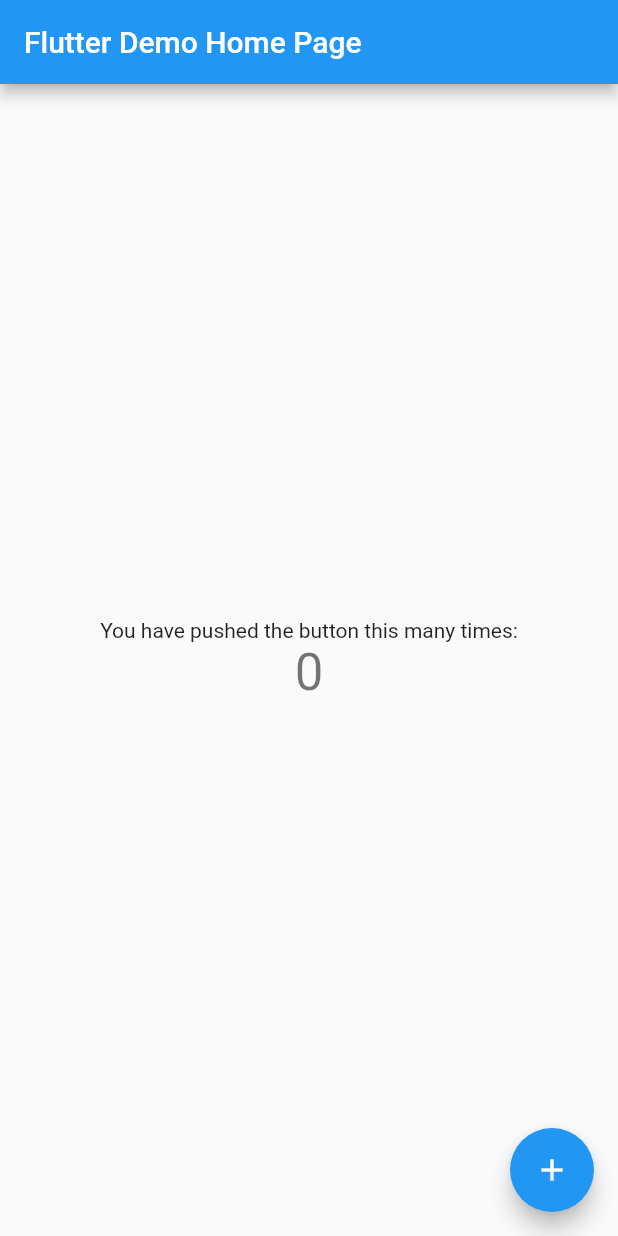
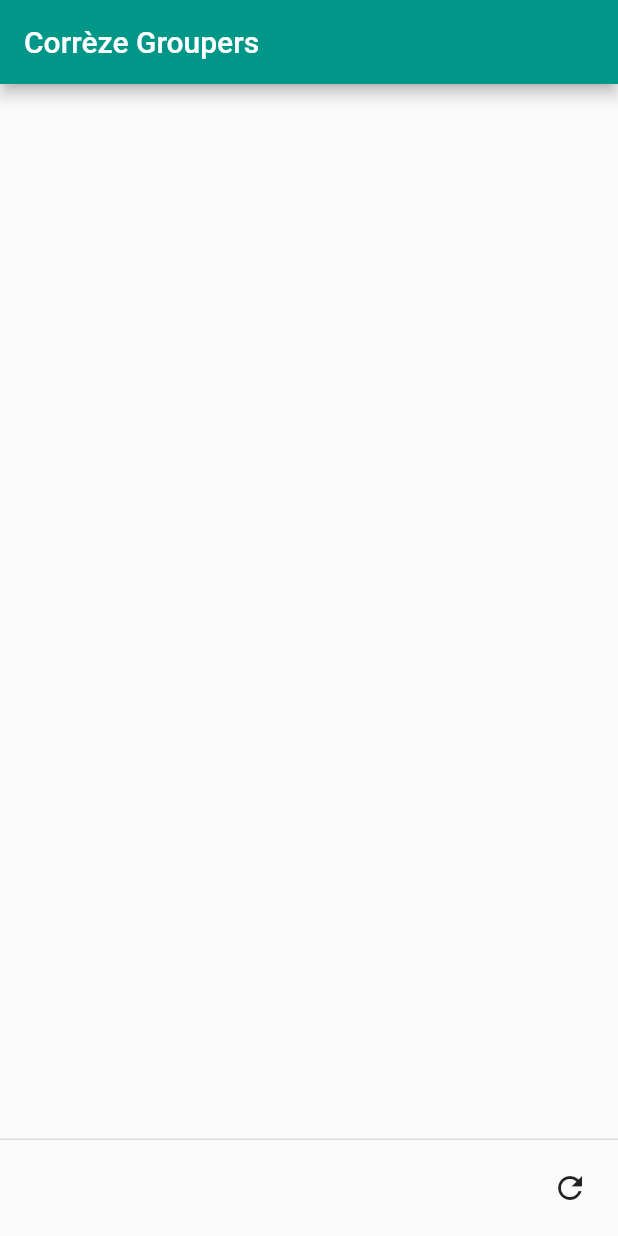
Before and after one commit to ejm-programming-club/Group-M4ker, a Flutter app: the screen it shows after launch, on a phone screen of 412 x 824 dp. Run offline on Flutter 3.47's test engine with Material 2 defaults, Android fonts, the phone set to English and light mode, and no system bars.

Commit message:
Implement frontend (not everything is working yet)

```diff
--- a/lib/backend/generators.dart
+++ b/lib/backend/generators.dart
@@ -1 +1,14 @@
+import 'dart:ui';
+import 'utils.dart';
 export 'generators/min_jealousy.dart';
+
+typedef void PBarUpdateCallback(double percent);
+
+abstract class Generator {
+  final List<Student> promo;
+
+  Generator(this.promo);
+
+  Grouping generate(
+      {int numberOfGroups = 10, PBarUpdateCallback pBarUpdateCallback});
+}
--- a/lib/backend/utils.dart
+++ b/lib/backend/utils.dart
@@ -1,5 +1,3 @@
-typedef void PBarUpdateCallback(double);
-
 enum Gender { M, F }
 enum Level { SL, HL }
 enum Subject { BIO, CHM, PHY }
@@ -54,6 +52,27 @@ class Student {
   final String name;
 
   Student({this.profile, this.name});
+
+  @override
+  int get hashCode => identityHashCode(name) + identityHashCode(profile) * 31;
+
+  @override
+  bool operator ==(other) {
+    return other is Student && profile == other.profile && name == other.name;
+  }
+}
+
+class StudentPos {
+  int groupInd, memberInd;
+  StudentPos(this.groupInd, this.memberInd);
+
+  @override
+  int get hashCode => identityHashCode(groupInd) + identityHashCode(memberInd) * 31;
+
+  @override
+  bool operator ==(other) {
+    return other is StudentPos && hashCode == other.hashCode;
+  }
 }
 
 /// An arrangement of groups of students.
@@ -62,10 +81,10 @@ class Grouping {
 
   Grouping(this.groups);
 
-  void swap(int groupInd1, personInd1, int groupInd2, int personInd2) {
-    Student temp = groups[groupInd1][personInd1];
-    groups[groupInd1][personInd1] = groups[groupInd2][personInd2];
-    groups[groupInd2][personInd2] = temp;
+  void swap(StudentPos pos1, StudentPos pos2) {
+    Student temp = groups[pos1.groupInd][pos1.memberInd];
+    groups[pos1.groupInd][pos1.memberInd] = groups[pos2.groupInd][pos2.memberInd];
+    groups[pos2.groupInd][pos2.memberInd] = temp;
   }
 }
 
@@ -271,15 +290,6 @@ Grouping fromList(List<Student> promo, List<List<String>> groups) => Grouping(
             group.map((String name) => findFrom(promo, name)).toList())
         .toList());
 
-abstract class Generator {
-  final List<Student> promo;
-
-  Generator(this.promo);
-
-  Grouping generate(
-      {int numberOfGroups = 10, PBarUpdateCallback pBarUpdateCallback});
-}
-
 abstract class Evaluator {
   List<Student> promo;
 
--- /dev/null
+++ b/lib/frontend/app.dart
@@ -0,0 +1,95 @@
+import 'dart:math';
+import 'package:flutter/material.dart';
+import 'package:correze_grouper/backend/utils.dart';
+import 'package:correze_grouper/backend/generators.dart';
+import 'package:correze_grouper/frontend/group.dart';
+
+class App extends StatefulWidget {
+  @override
+  State<StatefulWidget> createState() => _AppState();
+}
+
+class _AppState extends State<App> {
+  List<Student> promo = promo2019;
+  Evaluator evaluator = MeanEvaluator(promo2019);
+  Generator generator = MinJealousyGenerator(promo2019);
+
+  int groupCount = 10;
+
+  // TODO Actually the generation is so fast that this is useless.
+  double progress = 0.0;
+  Grouping grouping = Grouping([]);
+  List<List<String>> issues = [];
+
+  List<StudentPos> selectedPositions = [];
+  List<StudentPos> highlightedPositions = [];
+
+  void generateGroups() {
+    setState(() {
+      grouping = generator.generate(
+        numberOfGroups: groupCount,
+        pBarUpdateCallback: (double p) => setState(() => progress = p),
+      );
+      issues = evaluator.findIssues(grouping);
+      selectedPositions = [];
+      highlightedPositions = [];
+    });
+  }
+
+  void swap() {
+    if (selectedPositions.length != 2) return;
+    setState(() {
+      grouping.swap(selectedPositions[0], selectedPositions[1]);
+    });
+  }
+
+  void select(StudentPos pos) {
+    if (selectedPositions.contains(pos))
+      selectedPositions.remove(pos);
+    else if (selectedPositions.length == 2) selectedPositions.removeLast();
+    selectedPositions.add(pos);
+  }
+
+  @override
+  Widget build(BuildContext context) {
+    List<GroupBox> groupBoxes = grouping.groups
+        .asMap()
+        .entries
+        .map((MapEntry<int, List<Student>> group) => GroupBox(
+              groupInd: group.key,
+              issues: issues[group.key],
+              members: group.value,
+              selectedPositions: selectedPositions,
+              highlightedPositions: highlightedPositions,
+              onStudentSelectCallback: select,
+            ))
+        .toList();
+    List<Column> groupColumns = [];
+    for (int i = 0; i < groupBoxes.length; i += 2) {
+      groupColumns.add(Column(
+        children: groupBoxes.sublist(i, min(i + 2, groupBoxes.length)),
+      ));
+    }
+    return new MaterialApp(
+      theme: ThemeData(
+        primaryColor: Colors.teal,
+      ),
+      title: "Corrèze Groupers",
+      home: Scaffold(
+        appBar: new AppBar(
+          title: Text("Corrèze Groupers"),
+        ),
+        body: new Column(
+          children: <Widget>[
+            Row(
+              children: groupColumns,
+            ),
+          ],
+        ),
+        persistentFooterButtons: <Widget>[
+          new IconButton(icon: Icon(Icons.refresh), onPressed: generateGroups)
+        ],
+      ),
+    );
+  }
+}
--- a/lib/main.dart
+++ b/lib/main.dart
@@ -1,109 +1,5 @@
 import 'package:flutter/material.dart';
+import 'package:correze_grouper/frontend/app.dart';
 
-void main() => runApp(new MyApp());
 
-class MyApp extends StatelessWidget {
-  // This widget is the root of your application.
-  @override
-  Widget build(BuildContext context) {
-    return new MaterialApp(
-      title: 'Flutter Demo',
-      theme: new ThemeData(
-        // This is the theme of your application.
-        //
-        // Try running your application with "flutter run". You'll see the
-        // application has a blue toolbar. Then, without quitting the app, try
-        // changing the primarySwatch below to Colors.green and then invoke
-        // "hot reload" (press "r" in the console where you ran "flutter run",
-        // or press Run > Flutter Hot Reload in IntelliJ). Notice that the
-        // counter didn't reset back to zero; the application is not restarted.
-        primarySwatch: Colors.blue,
-      ),
-      home: new MyHomePage(title: 'Flutter Demo Home Page'),
-    );
-  }
-}
-
-class MyHomePage extends StatefulWidget {
-  MyHomePage({Key key, this.title}) : super(key: key);
-
-  // This widget is the home page of your application. It is stateful, meaning
-  // that it has a State object (defined below) that contains fields that affect
-  // how it looks.
-
-  // This class is the configuration for the state. It holds the values (in this
-  // case the title) provided by the parent (in this case the App widget) and
-  // used by the build method of the State. Fields in a Widget subclass are
-  // always marked "final".
-
-  final String title;
-
-  @override
-  _MyHomePageState createState() => new _MyHomePageState();
-}
-
-class _MyHomePageState extends State<MyHomePage> {
-  int _counter = 0;
-
-  void _incrementCounter() {
-    setState(() {
-      // This call to setState tells the Flutter framework that something has
-      // changed in this State, which causes it to rerun the build method below
-      // so that the display can reflect the updated values. If we changed
-      // _counter without calling setState(), then the build method would not be
-      // called again, and so nothing would appear to happen.
-      _counter++;
-    });
-  }
-
-  @override
-  Widget build(BuildContext context) {
-    // This method is rerun every time setState is called, for instance as done
-    // by the _incrementCounter method above.
-    //
-    // The Flutter framework has been optimized to make rerunning build methods
-    // fast, so that you can just rebuild anything that needs updating rather
-    // than having to individually change instances of widgets.
-    return new Scaffold(
-      appBar: new AppBar(
-        // Here we take the value from the MyHomePage object that was created by
-        // the App.build method, and use it to set our appbar title.
-        title: new Text(widget.title),
-      ),
-      body: new Center(
-        // Center is a layout widget. It takes a single child and positions it
-        // in the middle of the parent.
-        child: new Column(
-          // Column is also layout widget. It takes a list of children and
-          // arranges them vertically. By default, it sizes itself to fit its
-          // children horizontally, and tries to be as tall as its parent.
-          //
-          // Invoke "debug paint" (press "p" in the console where you ran
-          // "flutter run", or select "Toggle Debug Paint" from the Flutter tool
-          // window in IntelliJ) to see the wireframe for each widget.
-          //
-          // Column has various properties to control how it sizes itself and
-          // how it positions its children. Here we use mainAxisAlignment to
-          // center the children vertically; the main axis here is the vertical
-          // axis because Columns are vertical (the cross axis would be
-          // horizontal).
-          mainAxisAlignment: MainAxisAlignment.center,
-          children: <Widget>[
-            new Text(
-              'You have pushed the button this many times:',
-            ),
-            new Text(
-              '$_counter',
-              style: Theme.of(context).textTheme.display1,
-            ),
-          ],
-        ),
-      ),
-      floatingActionButton: new FloatingActionButton(
-        onPressed: _incrementCounter,
-        tooltip: 'Increment',
-        child: new Icon(Icons.add),
-      ), // This trailing comma makes auto-formatting nicer for build methods.
-    );
-  }
-}
+void main() => runApp(new App());
```
Also changed, not shown: lib/backend/generators/min_jealousy.dart (+21 -9 lines), lib/frontend/group.dart (added, +53 -0 lines), lib/frontend/student.dart (added, +32 -0 lines), 1 other file.
